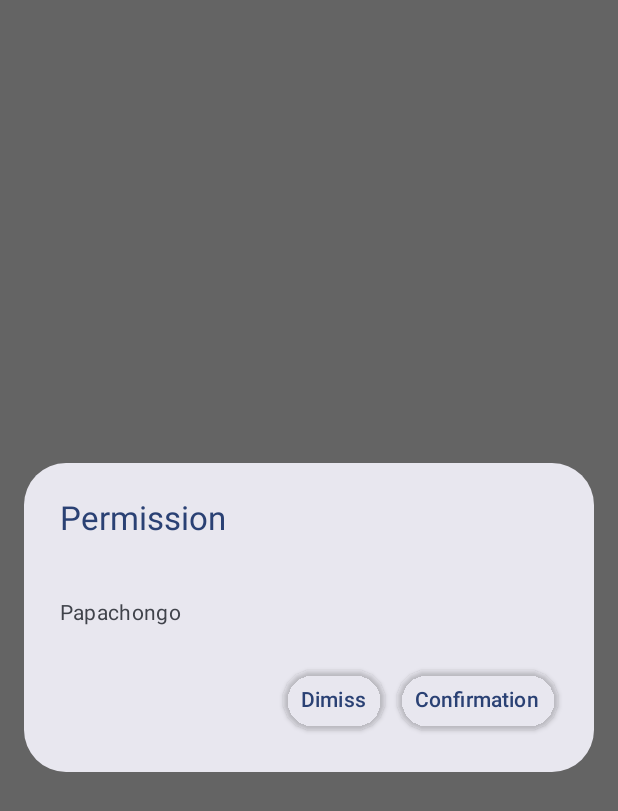
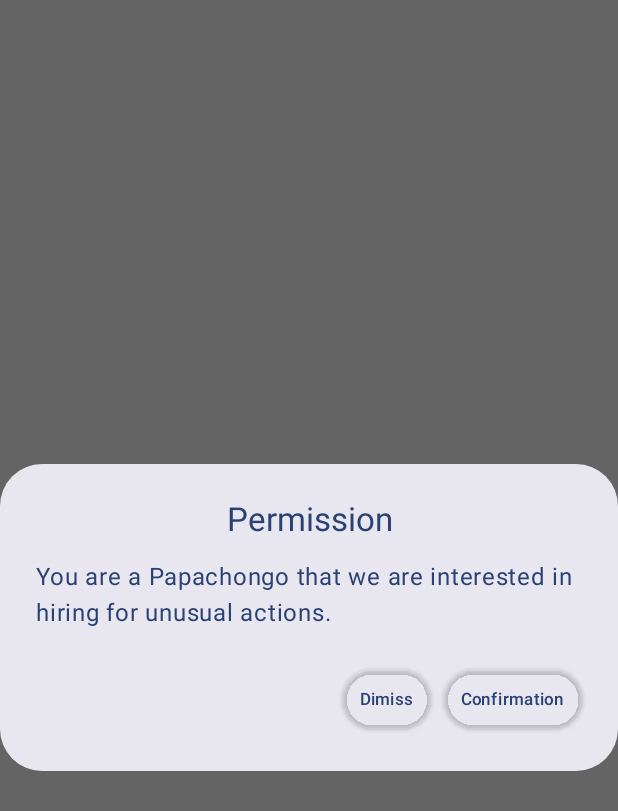
Before and after one commit to sarriaga35/DialogsBasic, an Android app built with Jetpack Compose: the screen it shows after launch (MainActivity), on a phone screen of 412 x 824 dp. Shown: the top 811 px of the screen. Run offline under Robolectric (Android 15) with nearby library versions, the phone set to English and light mode, and no system bars.

Commit message:
Version 0.5, basica, corre en APK24 y APK32 AlertDialog with Title Permission, Text largo , two buttons. Typography and locate 3 languages Centrado

```diff
--- a/app/src/main/java/com/sebas/dialogsbasic/MainActivity.kt
+++ b/app/src/main/java/com/sebas/dialogsbasic/MainActivity.kt
@@ -28,6 +28,7 @@ import androidx.compose.ui.graphics.painter.Painter
 import androidx.compose.ui.layout.ContentScale
 import androidx.compose.ui.res.painterResource
 import androidx.compose.ui.res.stringResource
+import androidx.compose.ui.text.style.TextAlign
 import androidx.compose.ui.unit.dp
 import androidx.compose.ui.window.Dialog
 import com.sebas.dialogsbasic.ui.theme.DialogsBasicTheme
@@ -48,29 +49,42 @@ class MainActivity : ComponentActivity() {
     @Composable
     private fun inicialComponible() {
         AlertDialog(
-            modifier = Modifier.padding(16.dp),
+            modifier = Modifier.fillMaxWidth(),
             title = {Text(
                         text = stringResource(R.string.permision),
                         color = MaterialTheme.colorScheme.primary,
                         style = MaterialTheme.typography.titleLarge,
+                        textAlign = TextAlign.Center,
                         modifier = Modifier
                             .fillMaxWidth()
-                            .height(50.dp)
+
                         )},
-            text = {Text(text = "Papachongo")},
+            text = {Text(
+                text = stringResource(R.string.txt_dialog_permission),
+                color = MaterialTheme.colorScheme.primary,
+                style = MaterialTheme.typography.bodyLarge,
+                modifier = Modifier
+                    .fillMaxWidth()
+
+            )},
             onDismissRequest = { hacerAlgoonDimissRequest() },
             confirmButton = {
                 TextButton(onClick = { hacerAlgoonConfirmation() },
                     elevation = ButtonDefaults.elevatedButtonElevation(2.dp)){
-                    Text(text = "Confirmation")
+                    Text(text = stringResource(R.string.confirmation),
+                        color = MaterialTheme.colorScheme.primary,
+                        style = MaterialTheme.typography.labelSmall
+                    )
                 }
             },
             dismissButton = {
                 TextButton(
                     onClick = { hacerAlgoonDimissRequest() },
                     elevation = ButtonDefaults.elevatedButtonElevation(2.dp) ) {
-                    Text(text = "Dimiss")
-
+                    Text(text = stringResource(R.string.dimiss),
+                        color = MaterialTheme.colorScheme.primary,
+                        style = MaterialTheme.typography.labelSmall
+                    )
                 }
             }
         )
--- a/app/src/main/res/values/strings.xml
+++ b/app/src/main/res/values/strings.xml
@@ -1,4 +1,7 @@
 <resources>
     <string name="app_name">DialogsBasic</string>
     <string name="permision">Permission</string>
+    <string name="txt_dialog_permission">You are a Papachongo that we are interested in hiring for unusual actions.</string>
+    <string name="confirmation">Confirmation</string>
+    <string name="dimiss">Dimiss</string>
 </resources>
```
Also changed, not shown: 2 other files.
